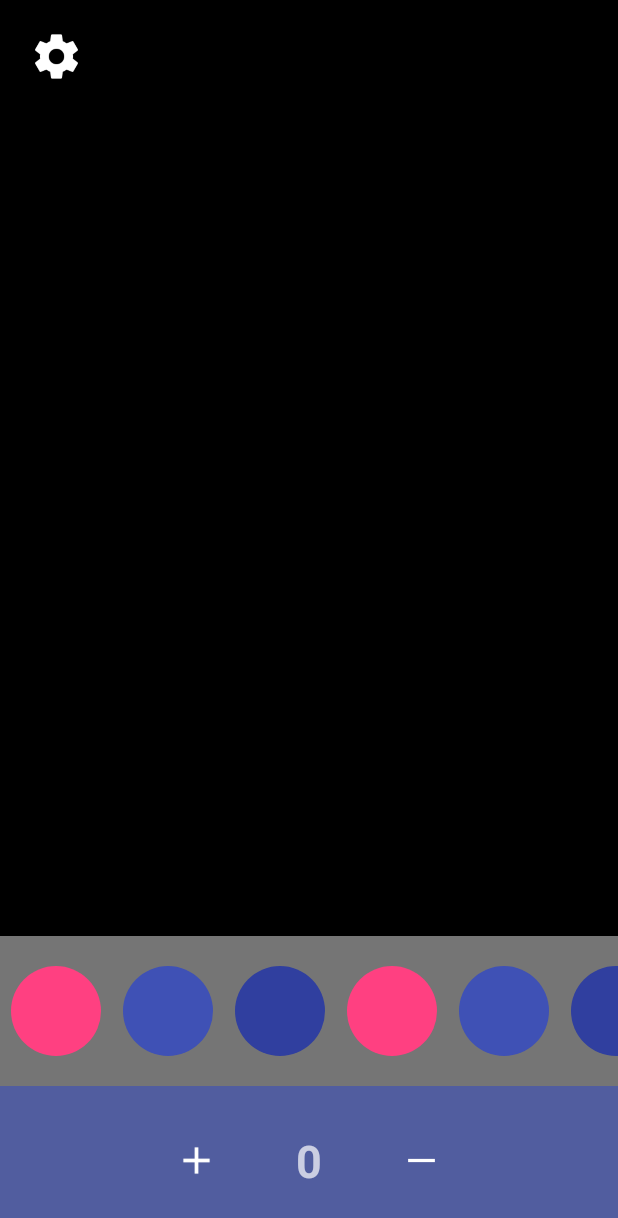
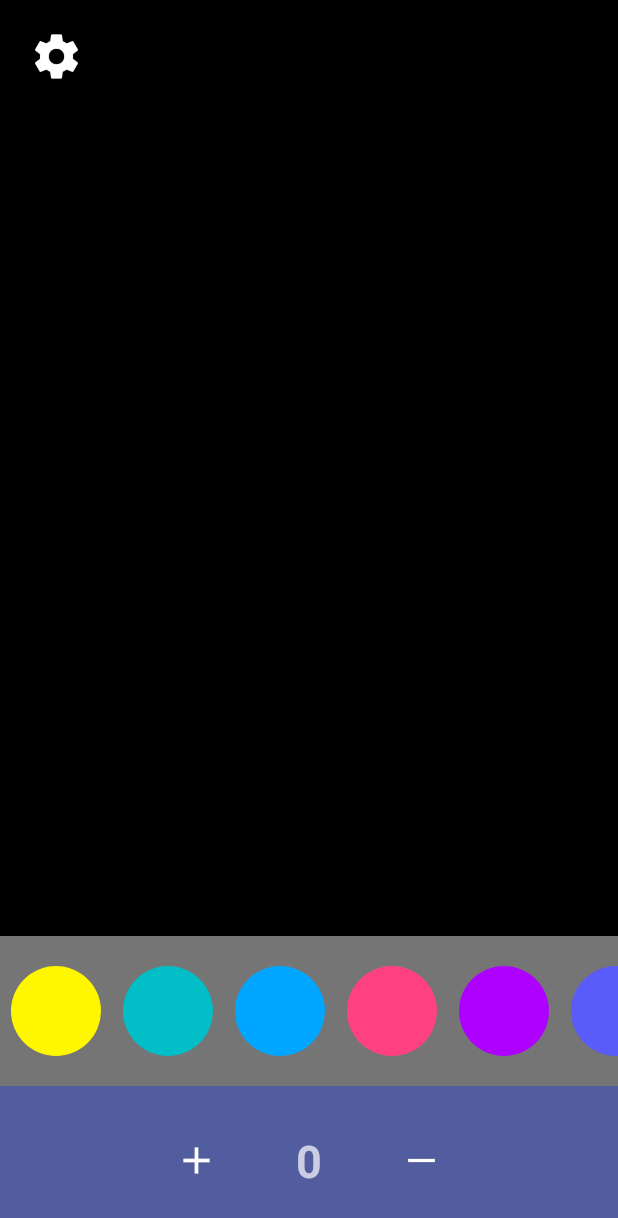
Before and after one commit to jy617lee/Produce101, an Android app: the screen it shows after launch (MainActivity), on a phone screen of 412 x 824 dp. Shown: the top 1218 px of the screen. Run offline under Robolectric (Android 15) with nearby library versions, the phone set to English and light mode, and no system bars; our stand-ins replace ButterKnife.

Commit message:
color set add

```diff
--- a/app/src/main/java/com/produce101ledlight/MainActivity.java
+++ b/app/src/main/java/com/produce101ledlight/MainActivity.java
@@ -43,9 +43,9 @@ public class MainActivity extends AppCompatActivity {
     private RecyclerView.Adapter mColorAdapter;
     private RecyclerView.LayoutManager mLayoutManager;
     private int colorDataSet[] = {
-            R.color.colorAccent, R.color.colorPrimary, R.color.colorPrimaryDark,
-            R.color.colorAccent, R.color.colorPrimary, R.color.colorPrimaryDark,
-            R.color.colorAccent, R.color.colorPrimary, R.color.colorPrimaryDark,
+            R.color.yellow, R.color.green, R.color.blue,
+            R.color.pink, R.color.purple, R.color.deepblue,
+            R.color.lightblue, R.color.lightgreen,
     };
 
 
--- a/app/src/main/res/values/colors.xml
+++ b/app/src/main/res/values/colors.xml
@@ -3,4 +3,13 @@
     <color name="colorPrimary">#3F51B5</color>
     <color name="colorPrimaryDark">#303F9F</color>
     <color name="colorAccent">#FF4081</color>
+    <color name="yellow">#fff700</color>
+    <color name="green">#02bec7</color>
+    <color name="blue">#00a6ff</color>
+    <color name="pink">#FF4081</color>
+    <color name="purple">#ae00ff</color>
+    <color name="deepblue">#595cf9</color>
+    <color name="lightblue">#00ffe1</color>
+    <color name="lightgreen">#00ffa6</color>
+
 </resources>
```
